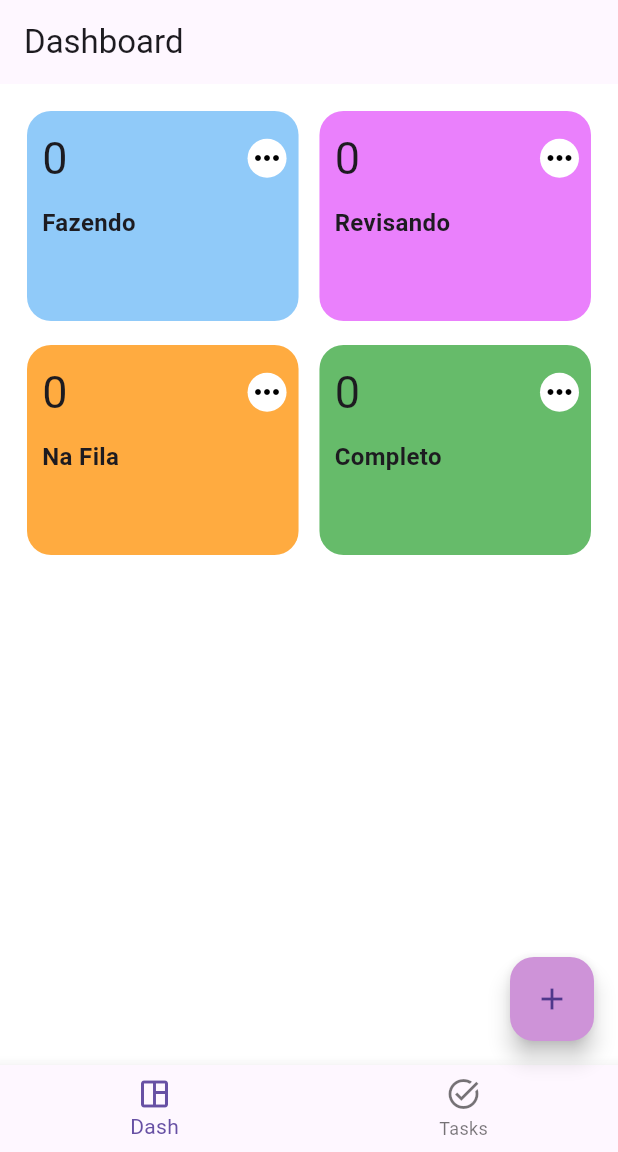
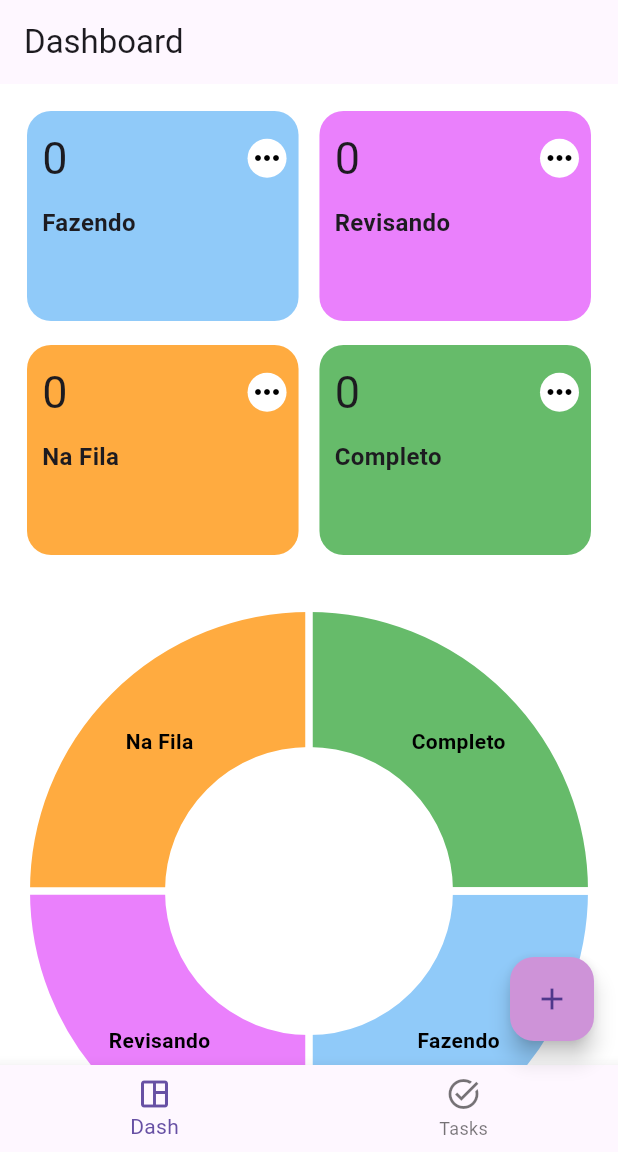
Before and after one commit to lucasfrotabarroso14/task_manager_flutter, a Flutter app: the screen it shows after launch, on a phone screen of 412 x 824 dp, the part 84-1236 px from its top. Run offline on Flutter 3.47's test engine with Material 3 defaults, Android fonts, the phone set to English and light mode, and no system bars; drawn by our look-alikes of fl_chart; our stand-ins replace flutter_riverpod, riverpod.

Commit message:
feat/chart mocked

```diff
--- a/lib/screens/dashboard_screen.dart
+++ b/lib/screens/dashboard_screen.dart
@@ -3,9 +3,11 @@ import 'package:flutter/material.dart';
 import 'package:flutter/widgets.dart';
 import 'package:flutter_riverpod/flutter_riverpod.dart';
 import 'package:task_hub_flutter/providers/task_provider.dart';
+import 'package:task_hub_flutter/widgets/dashboards_cards.dart';
 
 import '../providers/task_status_provider.dart';
 import '../widgets/project_summary_card.dart';
+import '../widgets/task_chart.dart';
 
 class DashboardScreen extends ConsumerWidget {
   const DashboardScreen({super.key});
@@ -19,62 +21,22 @@ class DashboardScreen extends ConsumerWidget {
 
 
     return Scaffold(
-
-      appBar: AppBar(
-        title:Text('Dashboard')),
-      body:
-      Padding(
-        padding: const EdgeInsets.all(10.0),
-        child: Column(
-
-          children: [
+      appBar: AppBar(title: Text('Dashboard')),
+      body: ListView(
+        children: [
+          DashBoardCards(tasksStatus: tasksStatus),
           Padding(
-            padding: const EdgeInsets.all(8.0),
-            child: Row(
-
-
-              children: [
-                // SizedBox(width: 13,),
-                Expanded(flex:13,child: ProjectSummaryCard(
-                  quantity: tasksStatus['fazendo'].toString(),
-                  phase: 'Fazendo',
-                  color: Colors.blue.shade200,
-                )),
-
-                Expanded(flex:1, child: SizedBox(width: 12,)),
-
-                Expanded(flex:13 ,child: ProjectSummaryCard(
-                  quantity: tasksStatus['Revisando'].toString(),
-                  phase: 'Revisando',
-                  color: Colors.purpleAccent.shade100,
-                )),
-                // SizedBox(width: 13,),
-              ],
+            padding: const EdgeInsets.all(10.0),
+            child: AspectRatio(
+              aspectRatio: 1,
+              child: Container(
+                margin: const EdgeInsets.all(10),
+                child: TaskChart(),
+              ),
             ),
           ),
-          // SizedBox(height: 20,),
-          Padding(
-            padding: const EdgeInsets.all(8.0),
-            child: Row(
-
-              children: [
-                Expanded(flex:13,child: ProjectSummaryCard(
-                  quantity: tasksStatus['Na fila'].toString(),
-                  phase: 'Na Fila',
-                  color: Colors.orangeAccent.shade200,
-                )),
-                Expanded(flex:1, child: SizedBox(width: 12,)),
-
-                Expanded(flex:13 ,child: ProjectSummaryCard(
-                  quantity: tasksStatus['completo'].toString(),
-                    phase: 'Completo',
-                  color: Colors.green.shade400
-                )),
-              ],
-            ),
-          )
-        ],),
-      )
+        ],
+      ),
     );
   }
 }
--- /dev/null
+++ b/lib/widgets/dashboards_cards.dart
@@ -0,0 +1,76 @@
+import 'package:flutter/cupertino.dart';
+import 'package:flutter/material.dart';
+import 'package:task_hub_flutter/widgets/project_summary_card.dart';
+
+class DashBoardCards extends StatefulWidget {
+  const DashBoardCards({super.key,required this.tasksStatus });
+
+  final tasksStatus;
+
+
+
+  @override
+  State<DashBoardCards> createState() => _DashBoardCardsState();
+}
+
+class _DashBoardCardsState extends State<DashBoardCards> {
+  @override
+  Widget build(BuildContext context) {
+
+    return Padding(
+      padding: const EdgeInsets.all(10.0),
+      child: Column(
+
+          children: [
+      Padding(
+      padding: const EdgeInsets.all(8.0),
+      child: Row(
+
+
+        children: [
+          // SizedBox(width: 13,),
+          Expanded(flex:13,child: ProjectSummaryCard(
+            quantity: widget.tasksStatus['fazendo'].toString(),
+            phase: 'Fazendo',
+            color: Colors.blue.shade200,
+          )),
+
+          Expanded(flex:1, child: SizedBox(width: 12,)),
+
+          Expanded(flex:13 ,child: ProjectSummaryCard(
+            quantity: widget.tasksStatus['Revisando'].toString(),
+            phase: 'Revisando',
+            color: Colors.purpleAccent.shade100,
+          )),
+          // SizedBox(width: 13,),
+        ],
+      ),
+    ),
+    // SizedBox(height: 20,),
+    Padding(
+    padding: const EdgeInsets.all(8.0),
+    child: Row(
+
+    children: [
+    Expanded(flex:13,child: ProjectSummaryCard(
+    quantity: widget.tasksStatus['Na fila'].toString(),
+    phase: 'Na Fila',
+    color: Colors.orangeAccent.shade200,
+    )),
+    Expanded(flex:1, child: SizedBox(width: 12,)),
+
+    Expanded(flex:13 ,child: ProjectSummaryCard(
+    quantity: widget.tasksStatus['completo'].toString(),
+    phase: 'Completo',
+    color: Colors.green.shade400
+    )),
+
+    ],
+
+      ),
+     )
+    ]
+      )
+    );
+  }
+}
--- /dev/null
+++ b/lib/widgets/task_chart.dart
@@ -0,0 +1,87 @@
+
+
+
+
+import 'package:fl_chart/fl_chart.dart';
+import 'package:flutter/material.dart';
+
+class TaskChart extends StatelessWidget {
+  const TaskChart({super.key});
+
+  @override
+  Widget build(BuildContext context) {
+    return PieChart(
+      PieChartData(
+        sections: [
+          PieChartSectionData(
+            value:25,
+            title: 'Fazendo',
+            color: Colors.blue.shade200,
+            radius: 90,
+            showTitle: true,
+              borderSide: BorderSide(
+                  width: 2,
+                  color: Colors.black
+              ),
+            titleStyle: TextStyle(
+              color: Colors.black,
+              fontWeight: FontWeight.bold
+            )
+
+
+          ),
+          PieChartSectionData(
+              value:25,
+              title: 'Revisando',
+              color:Colors.purpleAccent.shade100,
+              radius: 90,
+              showTitle: true,
+              borderSide: BorderSide(
+                  width: 2,
+                  color: Colors.black
+              ),
+              titleStyle: TextStyle(
+                  color: Colors.black,
+                  fontWeight: FontWeight.bold
+              )
+
+          ),
+          PieChartSectionData(
+              value:25,
+              title: 'Na Fila',
+              color: Colors.orangeAccent.shade200,
+              radius: 90,
+              showTitle: true,
+              borderSide: BorderSide(
+                  width: 2,
+                  color: Colors.black
+              ),
+              titleStyle: TextStyle(
+                  color: Colors.black,
+                  fontWeight: FontWeight.bold,
+
+              )
+          ),
+
+          PieChartSectionData(
+              value:25,
+              title: 'Completo',
+              color: Colors.green.shade400,
+              radius: 90,
+              showTitle: true,
+              borderSide: BorderSide(
+                width: 2,
+                color: Colors.black
+              ),
+              titleStyle: TextStyle(
+                  color: Colors.black,
+                  fontWeight: FontWeight.bold
+              )
+          ),
+        ],
+          sectionsSpace: 5,
+          centerSpaceColor: Colors.white54
+      ),
+    );
+  }
+}
--- a/pubspec.yaml
+++ b/pubspec.yaml
@@ -38,6 +38,7 @@ dependencies:
   flutter_riverpod: ^2.5.1
   collection: ^1.15.0
   intl: ^0.17.0
+  fl_chart: ^0.68.0
 
 
 dev_dependencies:
```
Also changed, not shown: pubspec.lock.
